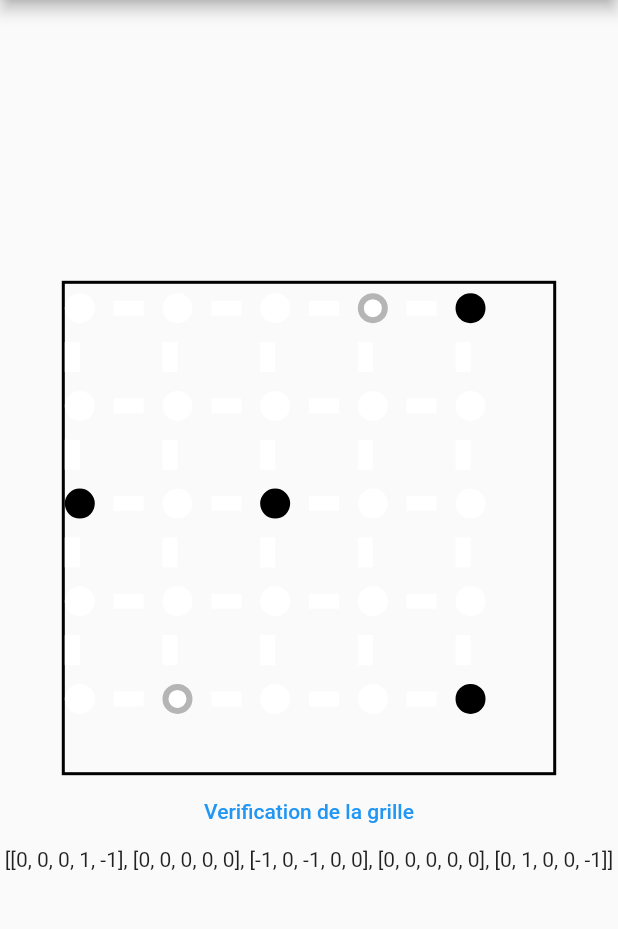
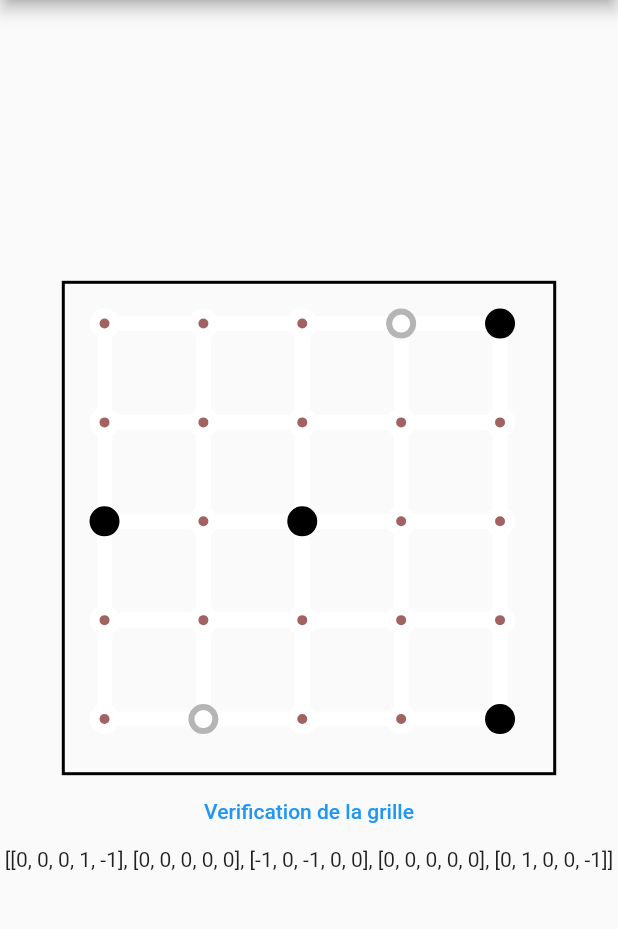
Before and after one commit to Guillaume-Linez/ProjetMobileFISA3, a Flutter app: the GrilleDuJeu screen opened directly, on a phone screen of 412 x 824 dp, the part 84-1013 px from its top. Run offline on Flutter 3.47's test engine with Material 2 defaults, Android fonts, the phone set to English and light mode, and no system bars; our stand-ins replace shared_preferences; accounts and stored records are empty; project files that could hold a hidden picture were left out.

Commit message:
Affichage bon

```diff
--- a/lib/barre.dart
+++ b/lib/barre.dart
@@ -28,6 +28,8 @@ class _BarreState extends State<Barre> {
           child: Stack(
             children: [
               Positioned(
+                top: ((globals.screenSize*0.8)/globals.getSelectedValue() * (widget.x/2).floor() +(globals.screenSize*0.8)/globals.getSelectedValue()/4 + widget.height/6).toDouble(),
+                left: (((globals.screenSize*0.8)/globals.getSelectedValue() * (widget.y/2).floor() + (globals.screenSize*0.8)/globals.getSelectedValue()/4) + (globals.screenSize*0.8)/globals.getSelectedValue()/5).toDouble(),
                 child: Container(
                   padding: const EdgeInsets.all(100),
                   width: widget.width,
@@ -50,6 +52,8 @@ class _BarreState extends State<Barre> {
         Stack(
           children: [
             Positioned(
+              top: ((globals.screenSize*0.8)/globals.getSelectedValue() * (widget.x/2).floor() +(globals.screenSize*0.8)/globals.getSelectedValue()/4 + widget.height/6).toDouble(),
+              left: (((globals.screenSize*0.8)/globals.getSelectedValue() * (widget.y/2).floor() + (globals.screenSize*0.8)/globals.getSelectedValue()/4) + (globals.screenSize*0.8)/globals.getSelectedValue()/13).toDouble(),
               child: Container(
                 padding: const EdgeInsets.all(100),
                 width: widget.width / 3,
--- a/lib/globals.dart
+++ b/lib/globals.dart
@@ -7,6 +7,7 @@ List<List<Map<String, int>>> matrice = [];
 
 int selectedButtonIndex = 0;
 int selectedDifficulty=0;
+double screenSize = 0;
 
 List getGoodGrid(int taille, String dificulty, String jsonString){
     List<dynamic> jsonData = jsonDecode(jsonString);
--- a/lib/grille_du_jeu.dart
+++ b/lib/grille_du_jeu.dart
@@ -1,7 +1,6 @@
 import 'package:flutter/material.dart';
 import 'barre.dart';
 import 'shape_custom.dart';
-import 'dart:math';
 import 'globals.dart' as globals;
 import 'package:shared_preferences/shared_preferences.dart';
 import 'dart:async';
@@ -68,12 +67,12 @@ class _GrilleDuJeuState extends State<GrilleDuJeu> {
 
   @override
   Widget build(BuildContext context) {
-
-    double heightBarre = 30;
-    double widthBarre = 20;
+    globals.screenSize = MediaQuery.of(context).size.width;
 
     int taille = globals.getSelectedValue();
     String dificulty = globals.getSelectedDifficulty();
+    double heightBarre = 30;
+    double widthBarre = 350/taille;
     print(taille);
     List<List<Map<String, int>>> tableau = List.generate(
       taille,
@@ -114,31 +113,48 @@ class _GrilleDuJeuState extends State<GrilleDuJeu> {
                 width: 2,
               ),
             ),
-            child: Column(
+            child: Stack(
               children: [
                 for (int i=0; i<taille*2; i++)
-                  Expanded(
-                    child: Row(
+                  Container(
+                    child: Stack(
+                      children: (i/2 == (i/2).floor()) ? [
+                        // rien
+                      ] : [
+                        for (int j=0; j<taille*2; j++)
+                          Container(
+                            child:Stack(
+                              children: [
+                                Barre(height: widthBarre, width: heightBarre, type: 1, x: i, y: j, taille: taille,),
+                              ]),
+                          ),
+                      ],
+                    ),
+                  ),
+                  for (int i=0; i<taille*2; i++)
+                  Container(
+                    child: Stack(
                       children: (i/2 == (i/2).floor()) ? [
                         for (int j=0; j<taille*2; j++)
-                          Expanded(child:
-                          Row(
-                              //mainAxisAlignment: MainAxisAlignment.center,
+                          Container(
+                            child:Stack(
                               children: (j/2 == (j/2).floor()) ? [
-                                Pion(height: 20, width: 20, type: 1, x: i, y: (j/2).floor(), jsonString: snapshot.data.toString()),
+                                //rien
                               ] : [
                                 Barre(height: heightBarre, width: widthBarre, type: 1, x: i, y: j, taille: taille,),
                               ]),
                           ),
-                      ] : [
-                        for (int j=0; j<taille*2; j++)
-                          Expanded(child:
-                          Row(
-                              //mainAxisAlignment: MainAxisAlignment.center,
-                              children: [
-                                Barre(height: widthBarre, width: heightBarre, type: 1, x: i, y: j, taille: taille,),
+                          for (int j=0; j<taille*2; j++)
+                          Container(
+                            child:Stack(
+                              children: (j/2 == (j/2).floor()) ? [
+                                Pion(height: 20, width: 20, type: 1, x: i, y: (j/2).floor(), jsonString: snapshot.data.toString()),
+                              ] : [
+                                //rien
                               ]),
                           ),
+                      ] : [
+                        // rien
                       ],
                     ),
                   )
--- a/lib/shape_custom.dart
+++ b/lib/shape_custom.dart
@@ -19,8 +19,9 @@ class Pion extends StatelessWidget {
   Widget build(BuildContext context) {
     Color customColor;
     Color customColorBorder;
+    double tailleBordure = width/5;
     int typetmp = globals.getGoodGrid(globals.getSelectedValue(), globals.getSelectedDifficulty(), jsonString)[(x/2).floor()][y];
-    print("("+(x/2).floor().toString()+", "+y.toString()+"), type = "+typetmp.toString());
+    print("("+(x/2).floor().toString()+", "+y.toString()+"), type = "+typetmp.toString()+" screensize = "+globals.screenSize.toString());
     //print(jsonDecode(jsonString)[0]['liste'][(x/2).floor()][y]);
 
     globals.matrice[(x/2).floor()][y]["typePion"] = typetmp;
@@ -36,22 +37,29 @@ class Pion extends StatelessWidget {
       // print("Insertion du pion en ($x, $y) de type blanc");
 
     }else{
-      customColor = Color.fromARGB(255, 255, 255, 255);
+      customColor = Color.fromARGB(255, 161, 98, 98);
       customColorBorder = Color.fromARGB(255, 255, 255, 255);
+      tailleBordure = width/3;
       // print("Insertion du pion en ($x, $y) de type null");
 
     }
-    return Container(
+    return
+    Positioned(
+      top: ((globals.screenSize*0.8)/globals.getSelectedValue() * (x/2).floor() +(globals.screenSize*0.8)/globals.getSelectedValue()/4).toDouble(),
+      left: ((globals.screenSize*0.8)/globals.getSelectedValue() * y + (globals.screenSize*0.8)/globals.getSelectedValue()/4).toDouble(),
+      child:
+      Container(
       width: width,
       height: height,
       decoration: BoxDecoration(
         shape: BoxShape.circle,
         border: Border.all(
         color: customColorBorder,
-        width: width/5,
+        width: tailleBordure,
         ),
         color: customColor
       ),
+    )
     );
   }
 }
```
